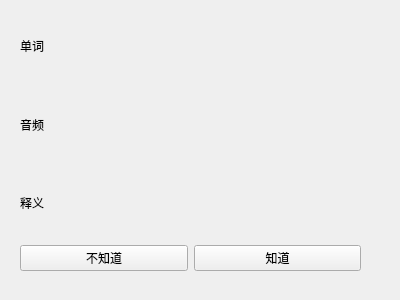
First picture: the form in reviewtab.ui, repository chengyouguo/my816, before the edit.
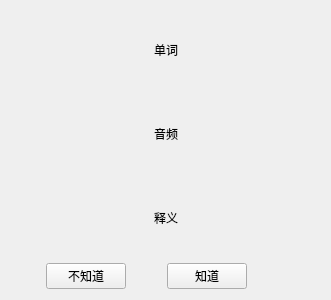
Second picture: the form after the edit.

The edit to the form file:
```diff
--- a/reviewtab.ui
+++ b/reviewtab.ui
@@ -6,36 +6,28 @@
    <rect>
     <x>0</x>
     <y>0</y>
-    <width>400</width>
+    <width>331</width>
     <height>300</height>
    </rect>
   </property>
   <property name="windowTitle">
    <string>Form</string>
   </property>
-  <widget class="QWidget" name="layoutWidget">
-   <property name="geometry">
-    <rect>
-     <x>20</x>
-     <y>10</y>
-     <width>341</width>
-     <height>261</height>
-    </rect>
-   </property>
-   <layout class="QVBoxLayout" name="verticalLayout">
+  <layout class="QGridLayout" name="gridLayout">
+   <item row="2" column="1">
+    <layout class="QHBoxLayout" name="horizontalLayout_3">
     <item>
-     <widget class="QLabel" name="lblWord">
-      <property name="text">
-       <string>单词</string>
-      </property>
-     </widget>
-    </item>
-    <item>
-     <widget class="QLabel" name="lblPhonetic">
-      <property name="text">
-       <string>音频</string>
-      </property>
-     </widget>
+      <spacer name="horizontalSpacer_3">
+       <property name="orientation">
+        <enum>Qt::Orientation::Horizontal</enum>
+       </property>
+       <property name="sizeHint" stdset="0">
+        <size>
+         <width>40</width>
+         <height>20</height>
+        </size>
+       </property>
+      </spacer>
     </item>
     <item>
      <widget class="QLabel" name="lblDef">
@@ -45,14 +37,92 @@
      </widget>
     </item>
     <item>
+      <spacer name="horizontalSpacer_9">
+       <property name="orientation">
+        <enum>Qt::Orientation::Horizontal</enum>
+       </property>
+       <property name="sizeHint" stdset="0">
+        <size>
+         <width>40</width>
+         <height>20</height>
+        </size>
+       </property>
+      </spacer>
+     </item>
+    </layout>
+   </item>
+   <item row="0" column="1">
      <layout class="QHBoxLayout" name="horizontalLayout">
       <item>
+      <spacer name="horizontalSpacer">
+       <property name="orientation">
+        <enum>Qt::Orientation::Horizontal</enum>
+       </property>
+       <property name="sizeHint" stdset="0">
+        <size>
+         <width>40</width>
+         <height>20</height>
+        </size>
+       </property>
+      </spacer>
+     </item>
+     <item>
+      <widget class="QLabel" name="lblWord">
+       <property name="text">
+        <string>单词</string>
+       </property>
+      </widget>
+     </item>
+     <item>
+      <spacer name="horizontalSpacer_7">
+       <property name="orientation">
+        <enum>Qt::Orientation::Horizontal</enum>
+       </property>
+       <property name="sizeHint" stdset="0">
+        <size>
+         <width>40</width>
+         <height>20</height>
+        </size>
+       </property>
+      </spacer>
+     </item>
+    </layout>
+   </item>
+   <item row="3" column="1">
+    <layout class="QHBoxLayout" name="horizontalLayout_4">
+     <item>
+      <spacer name="horizontalSpacer_4">
+       <property name="orientation">
+        <enum>Qt::Orientation::Horizontal</enum>
+       </property>
+       <property name="sizeHint" stdset="0">
+        <size>
+         <width>40</width>
+         <height>20</height>
+        </size>
+       </property>
+      </spacer>
+     </item>
+     <item>
        <widget class="QPushButton" name="btnDontKnow">
         <property name="text">
          <string>不知道</string>
         </property>
        </widget>
       </item>
+     <item>
+      <spacer name="horizontalSpacer_5">
+       <property name="orientation">
+        <enum>Qt::Orientation::Horizontal</enum>
+       </property>
+       <property name="sizeHint" stdset="0">
+        <size>
+         <width>40</width>
+         <height>20</height>
+        </size>
+       </property>
+      </spacer>
+     </item>
       <item>
        <widget class="QPushButton" name="btnGotIt">
         <property name="text">
@@ -60,10 +130,59 @@
         </property>
        </widget>
       </item>
-     </layout>
-    </item>
-   </layout>
-  </widget>
+     <item>
+      <spacer name="horizontalSpacer_6">
+       <property name="orientation">
+        <enum>Qt::Orientation::Horizontal</enum>
+       </property>
+       <property name="sizeHint" stdset="0">
+        <size>
+         <width>78</width>
+         <height>20</height>
+        </size>
+       </property>
+      </spacer>
+     </item>
+    </layout>
+   </item>
+   <item row="1" column="1">
+    <layout class="QHBoxLayout" name="horizontalLayout_2">
+     <item>
+      <spacer name="horizontalSpacer_2">
+       <property name="orientation">
+        <enum>Qt::Orientation::Horizontal</enum>
+       </property>
+       <property name="sizeHint" stdset="0">
+        <size>
+         <width>40</width>
+         <height>20</height>
+        </size>
+       </property>
+      </spacer>
+     </item>
+     <item>
+      <widget class="QLabel" name="lblPhonetic">
+       <property name="text">
+        <string>音频</string>
+       </property>
+      </widget>
+     </item>
+     <item>
+      <spacer name="horizontalSpacer_8">
+       <property name="orientation">
+        <enum>Qt::Orientation::Horizontal</enum>
+       </property>
+       <property name="sizeHint" stdset="0">
+        <size>
+         <width>40</width>
+         <height>20</height>
+        </size>
+       </property>
+      </spacer>
+     </item>
+    </layout>
+   </item>
+  </layout>
  </widget>
  <resources/>
  <connections/>
```
Lines whose indentation alone changed are shown as unchanged.
